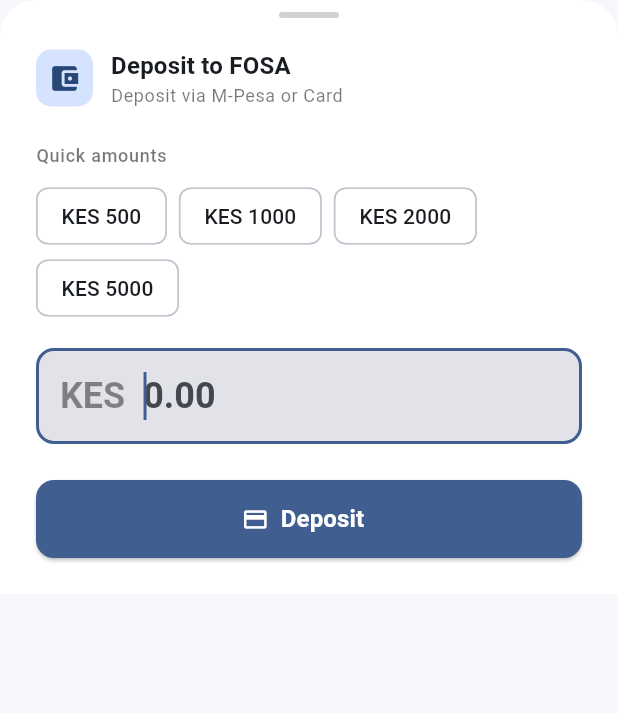
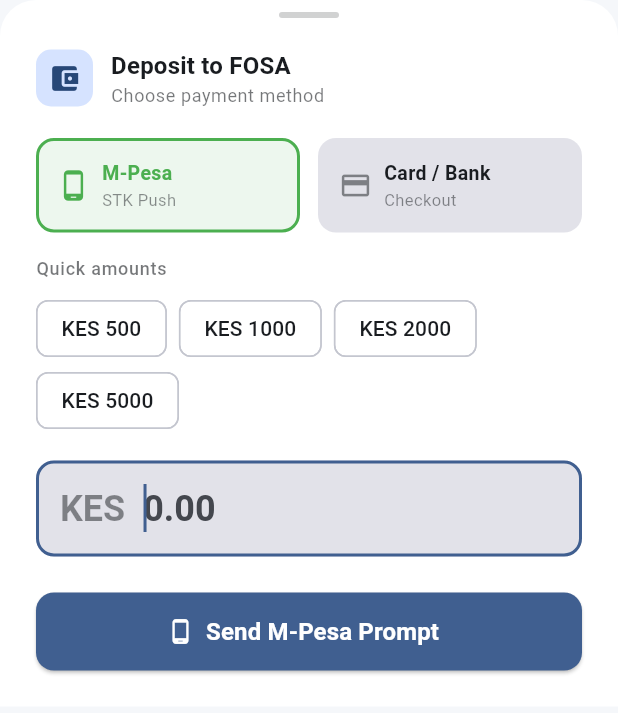
Before and after one commit to M-oses340/omwa-sacco, a Flutter app: the _DepositSheet widget shown alone on an empty page, opened directly with empty values, on a phone screen of 412 x 824 dp. Shown: the top 713 px of the screen. Run offline on Flutter 3.47's test engine with Material 3 defaults, Android fonts, the light colour scheme and no system bars; our stand-ins replace connectivity_plus, device_info_plus, flutter_bloc, flutter_secure_storage, local_auth, pinput and 2 more; accounts and stored records are empty; statements that could not run were skipped.

Commit message:
feat: deposit screen with M-Pesa + Card/Bank methods, fix token refresh

```diff
--- a/app/lib/features/transactions/bloc/transaction_event.dart
+++ b/app/lib/features/transactions/bloc/transaction_event.dart
@@ -6,6 +6,13 @@
   final String memberId;
   final double amount;
   DepositInitiated({required this.memberId, required this.amount});
+}
+
+// Card/bank deposit via IntaSend checkout URL (WebView)
+class CardDepositInitiated extends TransactionEvent {
+  final String memberId;
+  final double amount;
+  CardDepositInitiated({required this.memberId, required this.amount});
 }
 
 class CheckoutCompleted extends TransactionEvent {
--- a/app/lib/features/transactions/screens/deposit_screen.dart
+++ b/app/lib/features/transactions/screens/deposit_screen.dart
@@ -27,6 +27,7 @@
 class _DepositSheetState extends State<_DepositSheet> {
   final _formKey = GlobalKey<FormState>();
   final _amountController = TextEditingController();
+  bool _useMpesa = true;
 
   @override
   void dispose() {
@@ -37,9 +38,15 @@
   void _submit() {
     if (!_formKey.currentState!.validate()) return;
     final amount = double.parse(_amountController.text.trim());
-    context.read<TransactionBloc>().add(
-          DepositInitiated(memberId: widget.member['id'], amount: amount),
-        );
+    if (_useMpesa) {
+      context.read<TransactionBloc>().add(
+            DepositInitiated(memberId: widget.member['id'], amount: amount),
+          );
+    } else {
+      context.read<TransactionBloc>().add(
+            CardDepositInitiated(memberId: widget.member['id'], amount: amount),
+          );
+    }
   }
 
   Future<void> _openCheckout(TransactionCheckoutReady state) async {
@@ -50,12 +57,8 @@
       ),
     );
     if (!mounted) return;
-
     if (result == true) {
-      // Close the deposit sheet immediately so there's no flash
       Navigator.of(context).pop(true);
-      // Then let the bloc verify in the background — success dialog
-      // is shown from dashboard via the refreshed state
       context.read<TransactionBloc>().add(CheckoutCompleted(
             transactionId: state.transactionId,
             success: true,
@@ -78,6 +81,8 @@
       listener: (context, state) {
         if (state is TransactionCheckoutReady) {
           _openCheckout(state);
+        } else if (state is TransactionSuccess) {
+          Navigator.of(context).pop(true);
         } else if (state is TransactionError) {
           ScaffoldMessenger.of(context).showSnackBar(SnackBar(
             content: Text(state.message),
@@ -98,7 +103,6 @@
               mainAxisSize: MainAxisSize.min,
               crossAxisAlignment: CrossAxisAlignment.start,
               children: [
-                // Handle bar
                 Center(
                   child: Container(
                     width: 40,
@@ -110,7 +114,6 @@
                     ),
                   ),
                 ),
-                // Title row
                 Row(
                   children: [
                     Container(
@@ -129,17 +132,43 @@
                         Text('Deposit to FOSA',
                             style: tt.titleMedium
                                 ?.copyWith(fontWeight: FontWeight.bold)),
-                        Text('Deposit via M-Pesa or Card',
-                            style: tt.bodySmall
-                                ?.copyWith(color: cs.onSurface.withValues(alpha: 0.6))),
+                        Text('Choose payment method',
+                            style: tt.bodySmall?.copyWith(
+                                color: cs.onSurface.withValues(alpha: 0.6))),
                       ],
                     ),
                   ],
                 ),
-                const SizedBox(height: 24),
+                const SizedBox(height: 20),
+                Row(
+                  children: [
+                    Expanded(
+                      child: _MethodCard(
+                        icon: Icons.phone_android,
+                        label: 'M-Pesa',
+                        subtitle: 'STK Push',
+                        selected: _useMpesa,
+                        color: Colors.green,
+                        onTap: () => setState(() => _useMpesa = true),
+                      ),
+                    ),
+                    const SizedBox(width: 12),
+                    Expanded(
+                      child: _MethodCard(
+                        icon: Icons.credit_card,
+                        label: 'Card / Bank',
+                        subtitle: 'Checkout',
+                        selected: !_useMpesa,
+                        color: Colors.blue,
+                        onTap: () => setState(() => _useMpesa = false),
+                      ),
+                    ),
+                  ],
+                ),
+                const SizedBox(height: 16),
                 Text('Quick amounts',
-                    style: tt.labelMedium
-                        ?.copyWith(color: cs.onSurface.withValues(alpha: 0.6))),
+                    style: tt.labelMedium?.copyWith(
+                        color: cs.onSurface.withValues(alpha: 0.6))),
                 const SizedBox(height: 8),
                 Wrap(
                   spacing: 8,
@@ -193,9 +222,17 @@
                             height: 20,
                             child: CircularProgressIndicator(
                                 color: cs.onPrimary, strokeWidth: 2))
-                        : Icon(Icons.payment, color: cs.onPrimary),
+                        : Icon(
+                            _useMpesa
+                                ? Icons.phone_android
+                                : Icons.credit_card,
+                            color: cs.onPrimary),
                     label: Text(
-                      isLoading ? 'Processing...' : 'Deposit',
+                      isLoading
+                          ? 'Processing...'
+                          : _useMpesa
+                              ? 'Send M-Pesa Prompt'
+                              : 'Continue to Checkout',
                       style: TextStyle(
                           fontSize: 16,
                           fontWeight: FontWeight.w600,
@@ -211,6 +248,68 @@
               ],
             );
           },
+        ),
+      ),
+    );
+  }
+}
+
+class _MethodCard extends StatelessWidget {
+  final IconData icon;
+  final String label, subtitle;
+  final bool selected;
+  final Color color;
+  final VoidCallback onTap;
+  const _MethodCard({
+    required this.icon,
+    required this.label,
+    required this.subtitle,
+    required this.selected,
+    required this.color,
+    required this.onTap,
+  });
+
+  @override
+  Widget build(BuildContext context) {
+    final cs = Theme.of(context).colorScheme;
+    return GestureDetector(
+      onTap: onTap,
+      child: AnimatedContainer(
+        duration: const Duration(milliseconds: 150),
+        padding: const EdgeInsets.all(12),
+        decoration: BoxDecoration(
+          color: selected
+              ? color.withValues(alpha: 0.1)
+              : cs.surfaceContainerHighest,
+          borderRadius: BorderRadius.circular(12),
+          border: Border.all(
+            color: selected ? color : Colors.transparent,
+            width: 2,
+          ),
+        ),
+        child: Row(
+          children: [
+            Icon(icon,
+                color: selected
+                    ? color
+                    : cs.onSurface.withValues(alpha: 0.5),
+                size: 22),
+            const SizedBox(width: 8),
+            Column(
+              crossAxisAlignment: CrossAxisAlignment.start,
+              children: [
+                Text(label,
+                    style: TextStyle(
+                        fontWeight: FontWeight.w600,
+                        fontSize: 13,
+                        color: selected ? color : cs.onSurface)),
+                Text(subtitle,
+                    style: TextStyle(
+                        fontSize: 11,
+                        color: cs.onSurface.withValues(alpha: 0.5))),
+              ],
+            ),
+          ],
         ),
       ),
     );
```
Also changed, not shown: app/lib/features/transactions/bloc/transaction_bloc.dart (+49 -6 lines).
